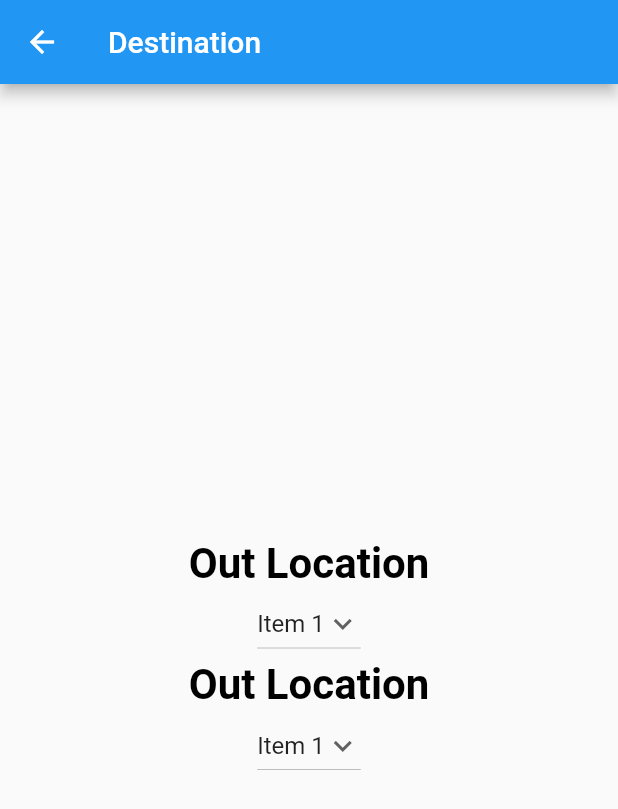
After one commit to AvishkaRavishan/Ticketing-System-For-Public-Transport-Network, a Flutter app: the TravelInfo screen opened directly, on a phone screen of 412 x 824 dp. The commit adds this screen. Shown: the top 809 px of the screen. Run offline on Flutter 3.47's test engine with Material 2 defaults, Android fonts, the phone set to English and light mode, and no system bars; our stand-ins replace cloud_firestore, firebase_auth, firebase_core, fluttertoast, qr_flutter; missing offline and left inert: dart:html, image_downloader_web, qr_code_scanner; accounts and stored records are empty.

Commit message:
new commits

```diff
--- /dev/null
+++ b/lib/screens/TravelInfo.dart
@@ -0,0 +1,159 @@
+import 'package:firebase_auth/firebase_auth.dart';
+import 'package:flutter/material.dart';
+import 'package:fluttertoast/fluttertoast.dart';
+import 'package:ticketingsystem/screens/Login.dart';
+import 'package:ticketingsystem/screens/QRcode.dart';
+import "package:cloud_firestore/cloud_firestore.dart";
+import 'package:firebase_core/firebase_core.dart';
+
+import 'TravelInfo.dart';
+
+class TravelInfo extends StatefulWidget {
+  const TravelInfo({Key? key}) : super(key: key);
+
+  @override
+  State<TravelInfo> createState() => _TravelInfoState();
+}
+
+class _TravelInfoState extends State<TravelInfo> {
+  late FirebaseAuth _firebaseAuth;
+  TextEditingController start = TextEditingController();
+  TextEditingController end = TextEditingController();
+  // Initial Selected Value
+  String dropdownvalue = 'Item 1';
+
+  // List of items in our dropdown menu
+  var items = [
+    'Item 1',
+    'Item 2',
+    'Item 3',
+    'Item 4',
+    'Item 5',
+  ];
+  @override
+  Widget build(BuildContext context) {
+    return Scaffold(
+      appBar: AppBar(
+        title: const Text("Destination"),
+      ),
+      body: Center(
+        child: Column(
+          mainAxisAlignment: MainAxisAlignment.center,
+          children: [
+            const Text(
+              "Out Location",
+              style: TextStyle(
+                color: Colors.black,
+                fontSize: 28.0,
+                fontWeight: FontWeight.bold,
+              ),
+            ),
+            DropdownButton(
+              // Initial Value
+              value: dropdownvalue,
+              // Down Arrow Icon
+              icon: const Icon(Icons.keyboard_arrow_down),
+              // Array list of items
+              items: items.map((String items) {
+                return DropdownMenuItem(
+                  value: items,
+                  child: Text(items),
+                );
+              }).toList(),
+              // After selecting the desired option,it will
+              // change button value to selected value
+              onChanged: (String? newValue) {
+                setState(() {
+                  dropdownvalue = newValue!;
+                });
+              },
+            ),
+            Column(
+              mainAxisAlignment: MainAxisAlignment.center,
+              children: [
+                const Text(
+                  "Out Location",
+                  style: TextStyle(
+                    color: Colors.black,
+                    fontSize: 28.0,
+                    fontWeight: FontWeight.bold,
+                  ),
+                ),
+                DropdownButton(
+                  // Initial Value
+                  value: dropdownvalue,
+                  // Down Arrow Icon
+                  icon: const Icon(Icons.keyboard_arrow_down),
+                  // Array list of items
+                  items: items.map((String items) {
+                    return DropdownMenuItem(
+                      value: items,
+                      child: Text(items),
+                    );
+                  }).toList(),
+                  // After selecting the desired option,it will
+                  // change button value to selected value
+                  onChanged: (String? newValue) {
+                    setState(() {
+                      dropdownvalue = newValue!;
+                    });
+                  },
+                ),
+              ],
+            ),
+          ],
+        ),
+      ),
+    );
+  }
+}
+
+class BackButtonWidget extends StatelessWidget {
+  @override
+  Widget build(BuildContext context) {
+    return Container(
+      height: 200,
+      decoration: BoxDecoration(
+          image: DecorationImage(
+              fit: BoxFit.cover, image: AssetImage('assets/logo.jpg'))),
+      child: Positioned(
+          child: Stack(
+        children: <Widget>[
+          Positioned(
+              top: 20,
+              child: Row(
+                children: <Widget>[
+                  IconButton(
+                      icon: Icon(
+                        Icons.arrow_back_ios,
+                        color: Colors.white,
+                      ),
+                      onPressed: () {
+                        Navigator.push(context,
+                            MaterialPageRoute(builder: (context) => Login()));
+                      }),
+                  Text(
+                    'Back',
+                    style: TextStyle(
+                        color: Colors.white, fontWeight: FontWeight.bold),
+                  )
+                ],
+              )),
+          Positioned(
+            bottom: 20,
+            child: Padding(
+              padding: const EdgeInsets.all(8.0),
+              child: Text(
+                'Create New Account',
+                style: TextStyle(
+                    color: Colors.white,
+                    fontWeight: FontWeight.bold,
+                    fontSize: 18),
+              ),
+            ),
+          )
+        ],
+      )),
+    );
+  }
+}
```
Also changed, not shown: lib/screens/Admin.dart (+35 -9 lines), lib/screens/Traveler.dart (+124 -0 lines), lib/screens/Location.dart (deleted), lib/screens/LocationList.dart (added), lib/screens/PaymentList.dart (added), lib/screens/RoutesList.dart (added), lib/screens/UserList..dart (added).
